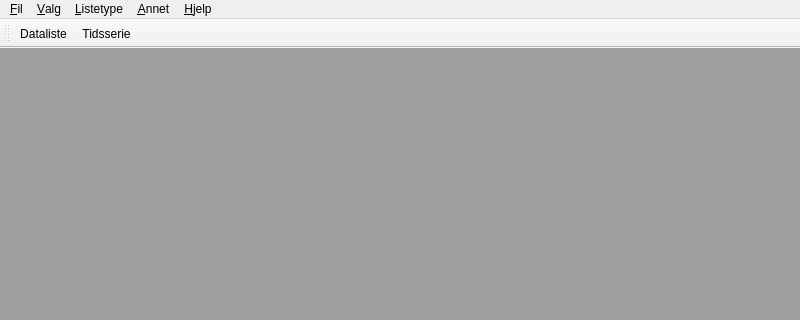
First picture: the form in src/mainwindow.ui, repository metno/kvhqc, before the edit; both pictures show x 0 to 800 and y 0 to 320 of the 800 by 600 pixel window.
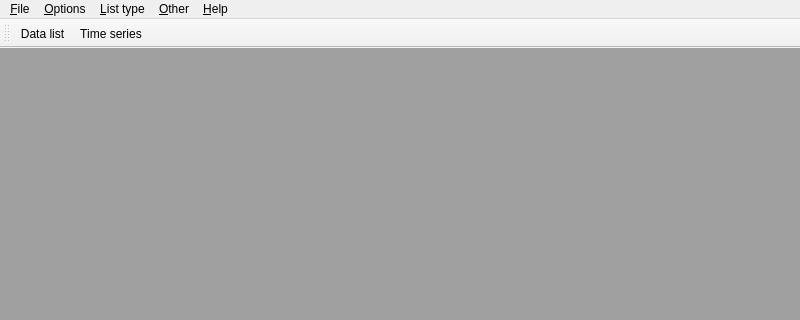
Second picture: the form after the edit.

Patch:
```diff
--- a/src/mainwindow.ui
+++ b/src/mainwindow.ui
@@ -34,7 +34,7 @@
    </property>
    <widget class="QMenu" name="menuFile">
     <property name="title">
-     <string>&amp;Fil</string>
+     <string>&amp;File</string>
     </property>
     <addaction name="saveAction"/>
     <addaction name="printAction"/>
@@ -43,7 +43,7 @@
    </widget>
    <widget class="QMenu" name="menuValg">
     <property name="title">
-     <string>&amp;Valg</string>
+     <string>&amp;Options</string>
     </property>
     <addaction name="flID"/>
     <addaction name="orID"/>
@@ -54,7 +54,7 @@
    </widget>
    <widget class="QMenu" name="menuListType">
     <property name="title">
-     <string>&amp;Listetype</string>
+     <string>&amp;List type</string>
     </property>
     <addaction name="actionDataAndErrorList"/>
     <addaction name="actionErrorList"/>
@@ -72,7 +72,7 @@
    </widget>
    <widget class="QMenu" name="menuOther">
     <property name="title">
-     <string>&amp;Annet</string>
+     <string>&amp;Other</string>
     </property>
     <addaction name="actionRejectSeries"/>
     <addaction name="actionAcceptSeries"/>
@@ -82,7 +82,7 @@
    </widget>
    <widget class="QMenu" name="menuHelp">
     <property name="title">
-     <string>&amp;Hjelp</string>
+     <string>&amp;Help</string>
     </property>
     <addaction name="actionHelpManual"/>
     <addaction name="actionHelpFlags"/>
@@ -232,7 +232,7 @@
   </action>
   <action name="dataListAction">
    <property name="text">
-    <string>&amp;Dataliste</string>
+    <string>&amp;Data list</string>
    </property>
   </action>
   <action name="actionErrorListSalen">
@@ -261,7 +261,7 @@
   </action>
   <action name="timeSeriesAction">
    <property name="text">
-    <string>&amp;Tidsserie</string>
+    <string>&amp;Time series</string>
    </property>
   </action>
   <action name="actionTextDataList">
```
Left out of the diff: 72 changed lines with no effect on the pictures.
